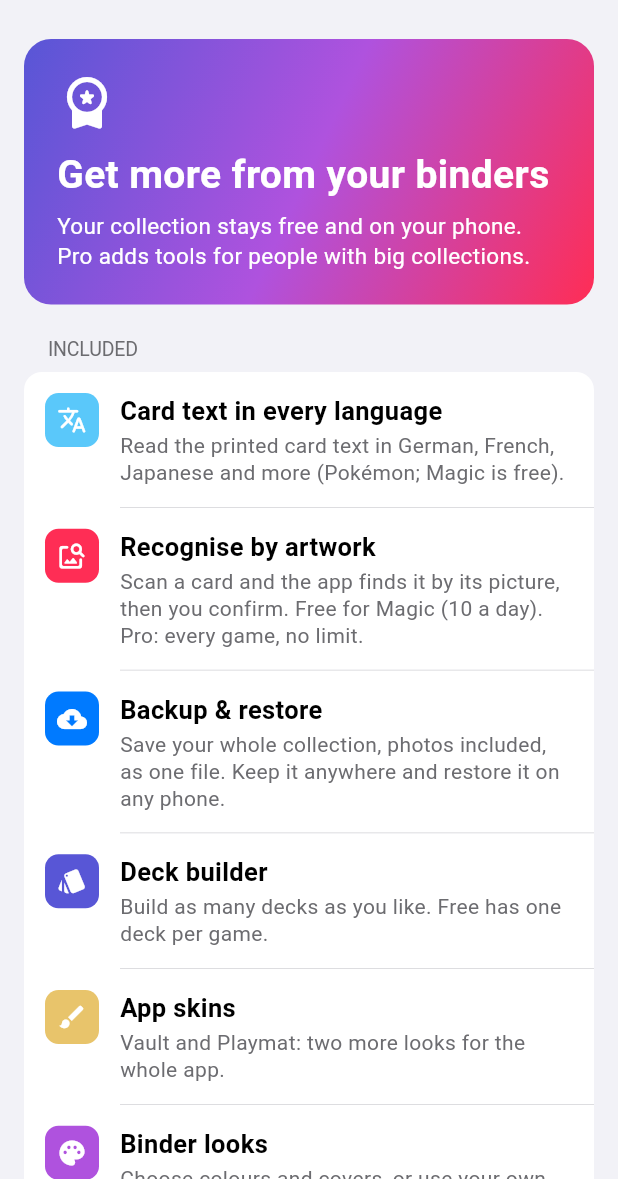
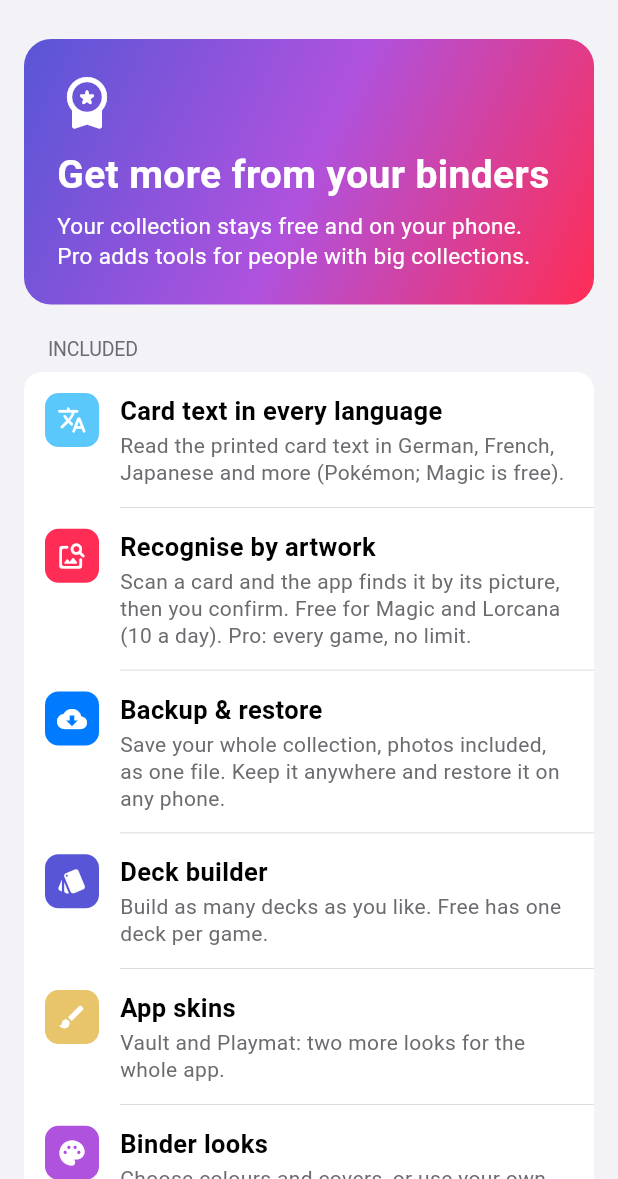
Before and after one commit to JayNum/tcgBinder, a Flutter app: the screen it shows after launch, item 3 of the bottom bar chosen, after a tap on "Artwork", on a phone screen of 412 x 824 dp, the part 57-1236 px from its top. Run offline on Flutter 3.47's test engine with Material 3 defaults, Android fonts, the phone set to English and light mode, and no system bars; our stand-ins replace camera, image_picker; missing offline and left inert: google_mlkit_text_recognition.

Commit message:
Artwork scan free for Lorcana too (Lorcast forbids paywalling its data)
Co-Authored-By: Claude Sonnet 5.5 <noreply@anthropic.com>
Claude-Session: https://claude.ai/code/session_01HtZVnNpo2eg3d62ekPrCYH

```diff
--- a/lib/data/settings_store.dart
+++ b/lib/data/settings_store.dart
@@ -80,8 +80,9 @@ class SettingsStore extends ChangeNotifier {
 
   AppSkin get activeSkin => _isPro ? _skin : AppSkin.classic;
 
-  /// Free artwork scans a day for Magic (Scryfall does not allow its data
-  /// to be put behind a paywall, so Magic gets a free daily allowance).
+  /// Games whose card data may not be put behind a paywall (Scryfall and
+  /// Lorcast forbid it). Artwork scan is free for them, a few times a day.
+  static const freeArtGames = {'magic', 'lorcana'};
   static const freeMagicArtScansPerDay = 10;
 
   /// Today's date, but never earlier than the latest time we have seen, so
--- a/lib/l10n/german.dart
+++ b/lib/l10n/german.dart
@@ -324,8 +324,8 @@ const Map<String, String> _de = {
   'Read the printed card text in German, French, Japanese and more (Pokémon; Magic is free).':
       'Lies den gedruckten Kartentext auf Deutsch, Französisch, Japanisch und mehr (Pokémon; bei Magic kostenlos).',
   'Recognise by artwork': 'Per Motiv erkennen',
-  'Scan a card and the app finds it by its picture, then you confirm. Free for Magic (10 a day). Pro: every game, no limit.':
-      'Scanne eine Karte, die App findet sie über ihr Bild, du bestätigst. Kostenlos für Magic (10 am Tag). Pro: jedes Spiel, ohne Limit.',
+  'Scan a card and the app finds it by its picture, then you confirm. Free for Magic and Lorcana (10 a day). Pro: every game, no limit.':
+      'Scanne eine Karte, die App findet sie über ihr Bild, du bestätigst. Kostenlos für Magic und Lorcana (10 am Tag). Pro: jedes Spiel, ohne Limit.',
   'Backup & restore': 'Sichern & Wiederherstellen',
   'Save your whole collection, photos included, as one file. Keep it anywhere and restore it on any phone.':
       'Sichere deine ganze Sammlung samt Fotos als eine Datei. Bewahre sie überall auf und stelle sie auf jedem Handy wieder her.',
--- a/lib/screens/pro_screen.dart
+++ b/lib/screens/pro_screen.dart
@@ -31,7 +31,7 @@ class _ProScreenState extends State<ProScreen> {
       Color(0xFFFF2D55),
       'Recognise by artwork',
       'Scan a card and the app finds it by its picture, then you confirm. '
-          'Free for Magic (10 a day). Pro: every game, no limit.',
+          'Free for Magic and Lorcana (10 a day). Pro: every game, no limit.',
     ),
     (
       Icons.cloud_download_rounded,
--- a/lib/screens/scan_screen.dart
+++ b/lib/screens/scan_screen.dart
@@ -156,7 +156,7 @@ class _ScanScreenState extends State<ScanScreen> with WidgetsBindingObserver {
     try {
       // Artwork scan: free for Magic (10 a day), Pro for the other games.
       if (_byArt && !settings.isPro) {
-        if (gameId != 'magic') {
+        if (!SettingsStore.freeArtGames.contains(gameId)) {
           await Navigator.of(context).push(MaterialPageRoute<void>(
             builder: (_) => const ProScreen(),
           ));
@@ -427,14 +427,15 @@ class _ScanScreenState extends State<ScanScreen> with WidgetsBindingObserver {
                   ),
                   const SizedBox(width: 6),
                   ChoiceChip(
-                    avatar: SettingsScope.of(context).isPro || _gameId == 'magic'
+                    avatar: SettingsScope.of(context).isPro ||
+                        SettingsStore.freeArtGames.contains(_gameId)
                         ? null
                         : const Icon(Icons.lock_outline_rounded, size: 16),
                     label: const Text('Artwork'),
                     selected: _byArt,
                     onSelected: (_) {
                       if (!SettingsScope.of(context).isPro &&
-                          _gameId != 'magic') {
+                          !SettingsStore.freeArtGames.contains(_gameId)) {
                         Navigator.of(context).push(MaterialPageRoute<void>(
                           builder: (_) => const ProScreen(),
                         ));
```
